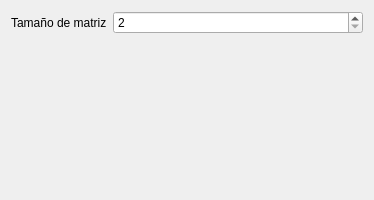
Before: the Qt Designer form src/settings.ui in federicomartinlara1976/testeigen, drawn with Qt 5.
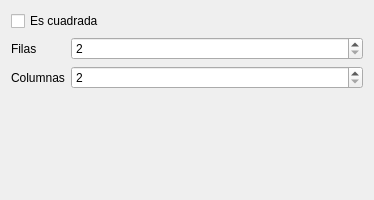
After: the same form once the commit is applied.

Commit message: Añadir tamaño de columnas en las settings

The edit to the form file:
```diff
--- a/src/settings.ui
+++ b/src/settings.ui
@@ -11,14 +11,14 @@
    </rect>
   </property>
   <layout class="QFormLayout">
-   <item row="0" column="0">
+   <item row="1" column="0">
     <widget class="QLabel" name="label">
      <property name="text">
-      <string>Tamaño de matriz</string>
+      <string>Filas</string>
      </property>
     </widget>
    </item>
-   <item row="0" column="1">
+   <item row="1" column="1">
     <widget class="QSpinBox" name="kcfg_matrixSize">
      <property name="minimum">
       <number>2</number>
@@ -28,6 +28,30 @@
      </property>
     </widget>
    </item>
+   <item row="2" column="0">
+    <widget class="QLabel" name="label_2">
+     <property name="text">
+      <string>Columnas</string>
+     </property>
+    </widget>
+   </item>
+   <item row="2" column="1">
+    <widget class="QSpinBox" name="kcfg_matrixCols">
+     <property name="minimum">
+      <number>2</number>
+     </property>
+     <property name="maximum">
+      <number>8</number>
+     </property>
+    </widget>
+   </item>
+   <item row="0" column="0" colspan="2">
+    <widget class="QCheckBox" name="kcfg_squareMatrix">
+     <property name="text">
+      <string>Es cuadrada</string>
+     </property>
+    </widget>
+   </item>
   </layout>
  </widget>
  <resources/>
```
The commit also changes 3 other files.
